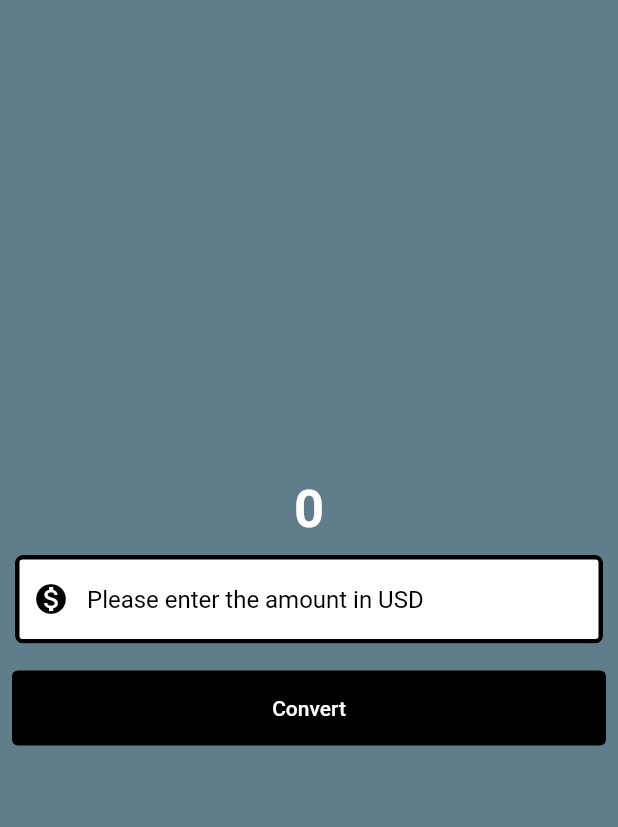
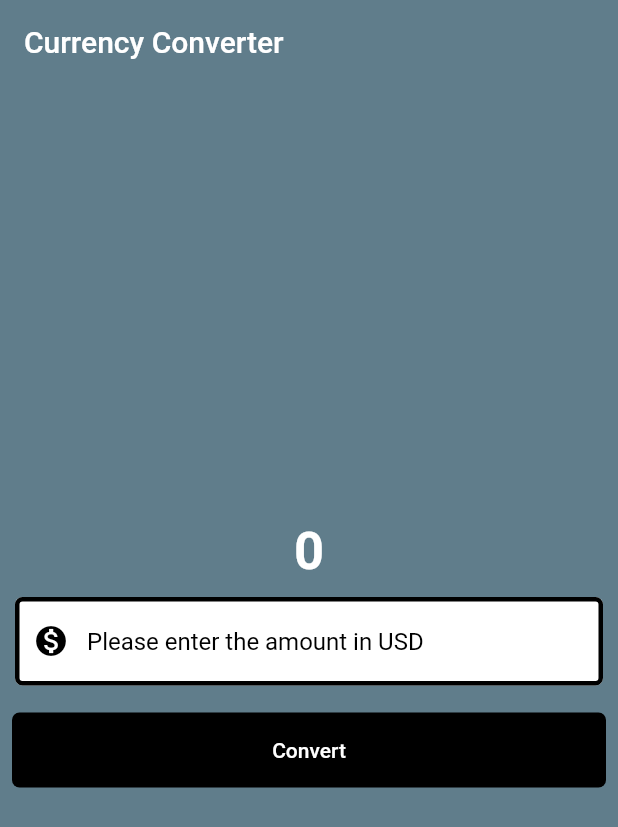
Before and after one commit to H11TM4N/flutter_projects, a Flutter app: the screen it shows after launch, on a phone screen of 412 x 824 dp. Shown: the top 827 px of the screen. Run offline on Flutter 3.47's test engine with Material 2 defaults, Android fonts, the phone set to English and light mode, and no system bars.

Commit message:
learning flutter 9

```diff
--- a/learning_flutter/lib/currency_converter.dart
+++ b/learning_flutter/lib/currency_converter.dart
@@ -16,6 +16,11 @@ class HomePage extends StatelessWidget {
     );
     return Scaffold(
       backgroundColor: Colors.blueGrey,
+      appBar: AppBar(
+        backgroundColor: Colors.blueGrey,
+        elevation: 0,
+        title: const Text('Currency Converter'),
+      ),
       body: Center(
         child: Column(
           mainAxisAlignment: MainAxisAlignment.center,
@@ -56,10 +61,11 @@ class HomePage extends StatelessWidget {
                     print('Button clicked');
                   }
                 },
-                style: const ButtonStyle(
-                  backgroundColor: MaterialStatePropertyAll(Colors.black),
-                  foregroundColor: MaterialStatePropertyAll(Colors.white),
-                  minimumSize: MaterialStatePropertyAll(Size(double.infinity, 50))
+                style: TextButton.styleFrom(
+                  backgroundColor: (Colors.black),
+                  foregroundColor: (Colors.white),
+                  minimumSize: (const Size(double.infinity, 50)),
+                  shape: (RoundedRectangleBorder(borderRadius: BorderRadius.circular(5))),
                 ),
                 child: const Text('Convert'),
               ),
```
